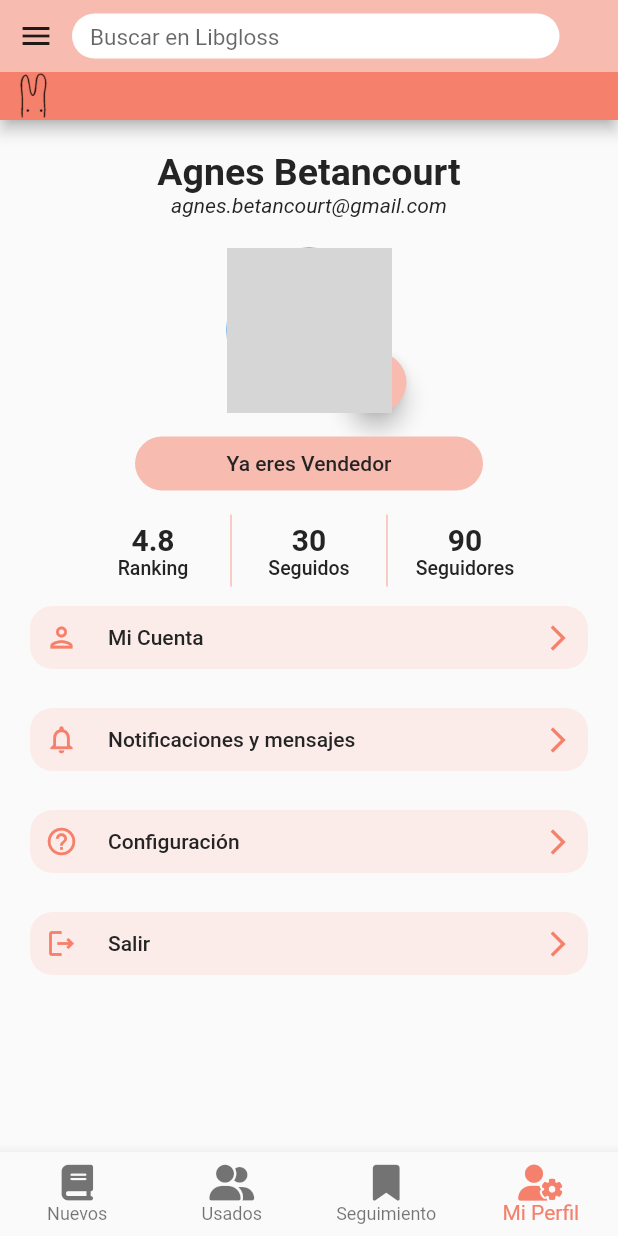
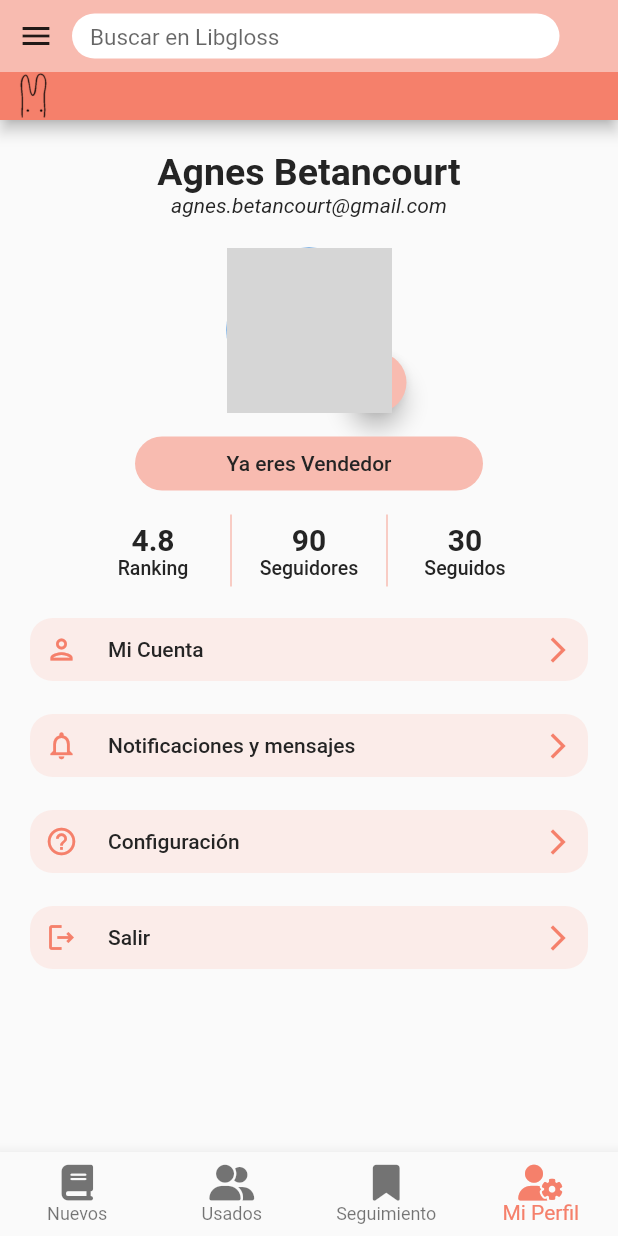
Before and after one commit to rodrigo-zamora/Libgloss, a Flutter app: the UserOptions screen opened by its route, on a phone screen of 412 x 824 dp. Run offline on Flutter 3.47's test engine with Material 2 defaults, Android fonts, the phone set to English and light mode, and no system bars; our stand-ins replace bloc, cached_network_image, font_awesome_flutter, shimmer; network calls fail; grey boxes are pictures that could not be loaded.

Commit message:
Minor user changes

```diff
--- a/libgloss/lib/screens/user/user_options.dart
+++ b/libgloss/lib/screens/user/user_options.dart
@@ -64,8 +64,9 @@ class _UserOptionsState extends State<UserOptions> {
             ),
             SizedBox(height: 20),
             _profilePicture(),
-            _sellButton(),
+            _sellerButton(),
             _followers(user.isSeller),
+            SizedBox(height: 10),
             _lowButton(
               Icons.person_outlined,
               "Mi Cuenta",
@@ -114,7 +115,9 @@ class _UserOptionsState extends State<UserOptions> {
               child: FloatingActionButton(
                 backgroundColor: _primaryColor,
                 splashColor: _secondaryColor,
-                onPressed: () {},
+                onPressed: () {
+                  _show();
+                },
                 child: Icon(
                   //Icons.photo_camera_outlined,
                   Icons.edit_outlined,
@@ -131,7 +134,7 @@ class _UserOptionsState extends State<UserOptions> {
 
   Padding _lowButton(IconData icon, String text, Function() onPressed) {
     return Padding(
-      padding: EdgeInsets.symmetric(vertical: 10, horizontal: 20),
+      padding: EdgeInsets.symmetric(vertical: 8, horizontal: 20),
       child: TextButton(
         style: ButtonStyle(
           backgroundColor: MaterialStateProperty.all(_tertiaryColor),
@@ -173,7 +176,7 @@ class _UserOptionsState extends State<UserOptions> {
     );
   }
 
-  Padding _sellButton() {
+  Padding _sellerButton() {
     return Padding(
       padding: EdgeInsets.symmetric(vertical: 10, horizontal: 90),
       child: TextButton(
@@ -235,12 +238,12 @@ class _UserOptionsState extends State<UserOptions> {
               color: _secondaryColor,
               thickness: 0.5,
             ),
-            _buildButton(30, 'Seguidos'),
+            _buildButton(90, 'Seguidores'),
             VerticalDivider(
               color: _secondaryColor,
               thickness: 0.5,
             ),
-            _buildButton(90, 'Seguidores'),
+            _buildButton(30, 'Seguidos'),
           ],
         ),
       );
@@ -249,7 +252,27 @@ class _UserOptionsState extends State<UserOptions> {
         child: Row(
           mainAxisAlignment: MainAxisAlignment.center,
           children: [
-            _buildButton(30, 'Seguidos'),
+            _buildButton(4.9, 'Ranking'),
+            VerticalDivider(
+              color: _secondaryColor,
+              thickness: 0.5,
+            ),
+            SizedBox(
+              width: 88,
+              child: Text(
+                "¡Convierteté en vendedor!",
+                textAlign: TextAlign.center,
+                style: TextStyle(
+                  fontSize: 13,
+                  color: _iconColors,
+                ),
+              ),
+            ),
+            VerticalDivider(
+              color: _secondaryColor,
+              thickness: 0.5,
+            ),
+            _buildButton(45, 'Seguidos'),
           ],
         ),
       );
@@ -285,4 +308,21 @@ class _UserOptionsState extends State<UserOptions> {
       ),
     );
   }
+
+  Widget _show () {
+    return AlertDialog(
+      title: Text('AlertDialog Title'),
+      content: Text('AlertDialog description'),
+      actions: <Widget>[
+        TextButton(
+          onPressed: () => Navigator.pop(context, 'Cancel'),
+          child: const Text('Cancel'),
+        ),
+        TextButton(
+          onPressed: () => Navigator.pop(context, 'OK'),
+          child: const Text('OK'),
+        ),
+      ],
+    );
+  }
 }
--- a/libgloss/pubspec.yaml
+++ b/libgloss/pubspec.yaml
@@ -66,7 +66,6 @@ flutter:
   # To add assets to your application, add an assets section, like this:
   assets:
       - assets/images/onlybunny.png
-      - assets/images/temporary_user.jpeg
   #   - images/a_dot_ham.jpeg
 
   # An image asset can refer to one or more resolution-specific "variants", see
```
Also changed, not shown: libgloss/assets/images/temporary_user.jpeg (deleted).
